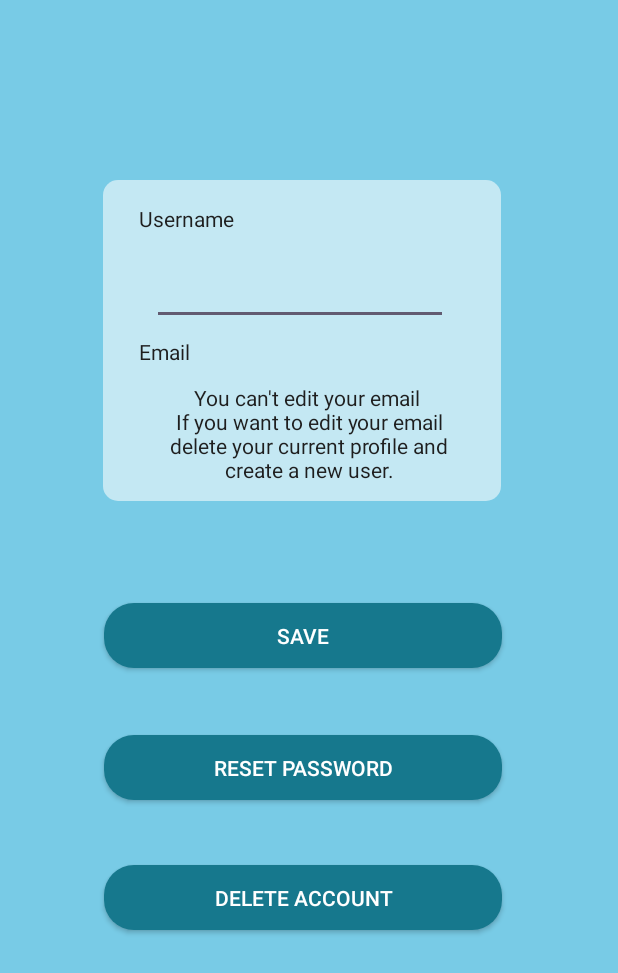
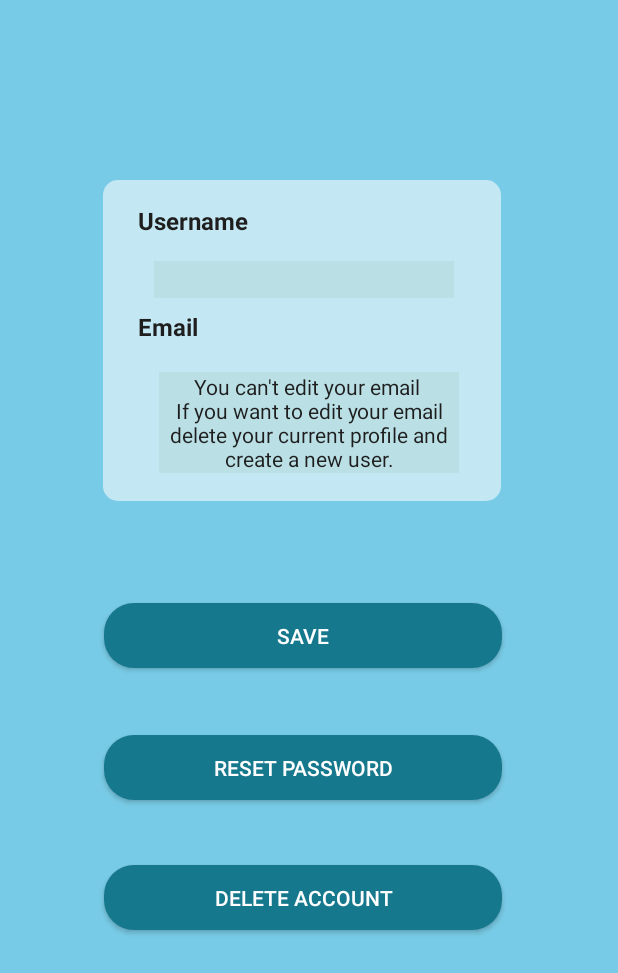
Before and after one commit to GunawardaneKC/MadProject_SmartEmp, an Android app: the ClientAuthEdit screen opened directly, with no data from a screen before it, on a phone screen of 412 x 824 dp. Shown: the top 973 px of the screen. Run offline under Robolectric (Android 15) with nearby library versions, the light colour scheme and no system bars; our stand-ins replace Firebase (no records; nobody signed in at launch, a user with empty details on screens opened directly).

Commit message:
vacancy Lobby

```diff
--- a/app/src/main/res/layout/activity_client_auth_edit.xml
+++ b/app/src/main/res/layout/activity_client_auth_edit.xml
@@ -21,14 +21,15 @@
 
     <EditText
         android:id="@+id/editUsername"
-        android:layout_width="197dp"
+        android:layout_width="200dp"
         android:layout_height="wrap_content"
         android:layout_marginTop="16dp"
+        android:background="#BAE0E6"
         android:ems="10"
         android:inputType="textPersonName"
         android:textColor="@color/black"
         app:layout_constraintEnd_toEndOf="@+id/imageView11"
-        app:layout_constraintHorizontal_bias="0.484"
+        app:layout_constraintHorizontal_bias="0.523"
         app:layout_constraintStart_toStartOf="@+id/imageView11"
         app:layout_constraintTop_toBottomOf="@+id/textView39" />
 
@@ -38,6 +39,8 @@
         android:layout_height="wrap_content"
         android:layout_marginTop="8dp"
         android:text="Email"
+        android:textStyle="bold"
+        android:textSize="16sp"
         android:textColor="@color/black"
         app:layout_constraintEnd_toEndOf="@+id/textView39"
         app:layout_constraintHorizontal_bias="0.0"
@@ -111,6 +114,8 @@
         android:layout_height="wrap_content"
         android:layout_marginTop="16dp"
         android:text="Username"
+        android:textSize="16sp"
+        android:textStyle="bold"
         android:textColor="@color/black"
         app:layout_constraintEnd_toEndOf="@+id/imageView11"
         app:layout_constraintHorizontal_bias="0.12"
@@ -119,8 +124,9 @@
 
     <TextView
         android:id="@+id/textView4"
-        android:layout_width="wrap_content"
+        android:layout_width="200dp"
         android:layout_height="wrap_content"
+        android:background="#BAE0E6"
         android:text="You can't edit your email \n If you want to edit your email \n delete your current profile and \ncreate a new user."
         android:textAlignment="center"
         android:textColor="@color/black"
```
Also changed, not shown: app/src/main/res/layout/activity_client_auth.xml (+13 -6 lines).
